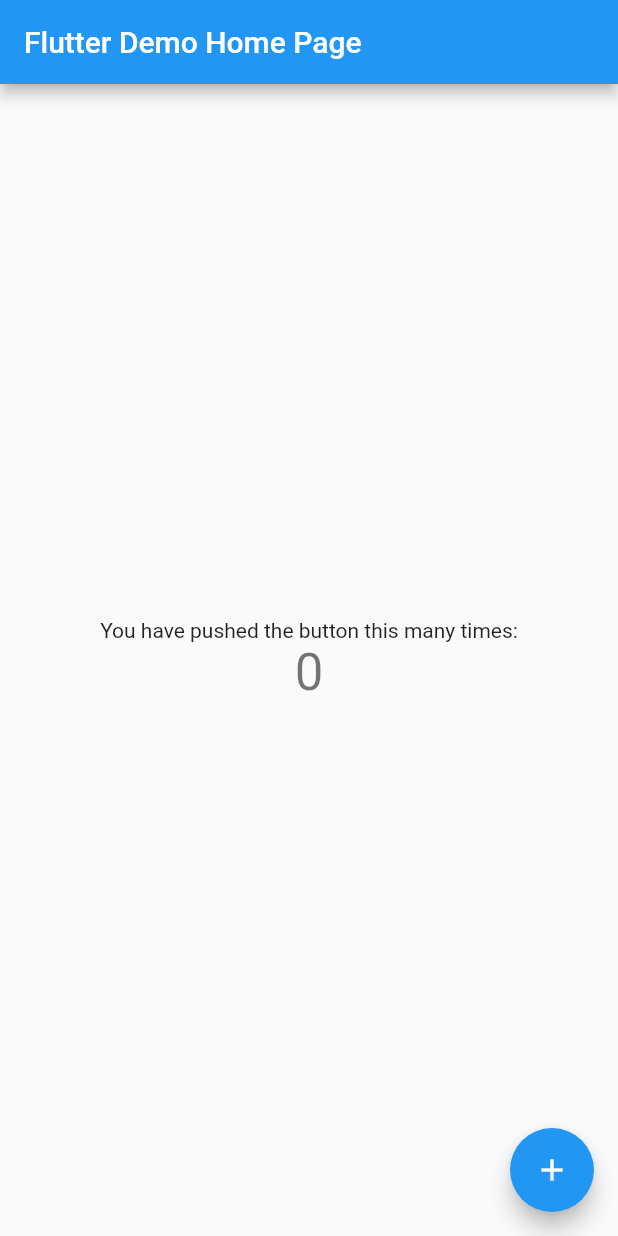
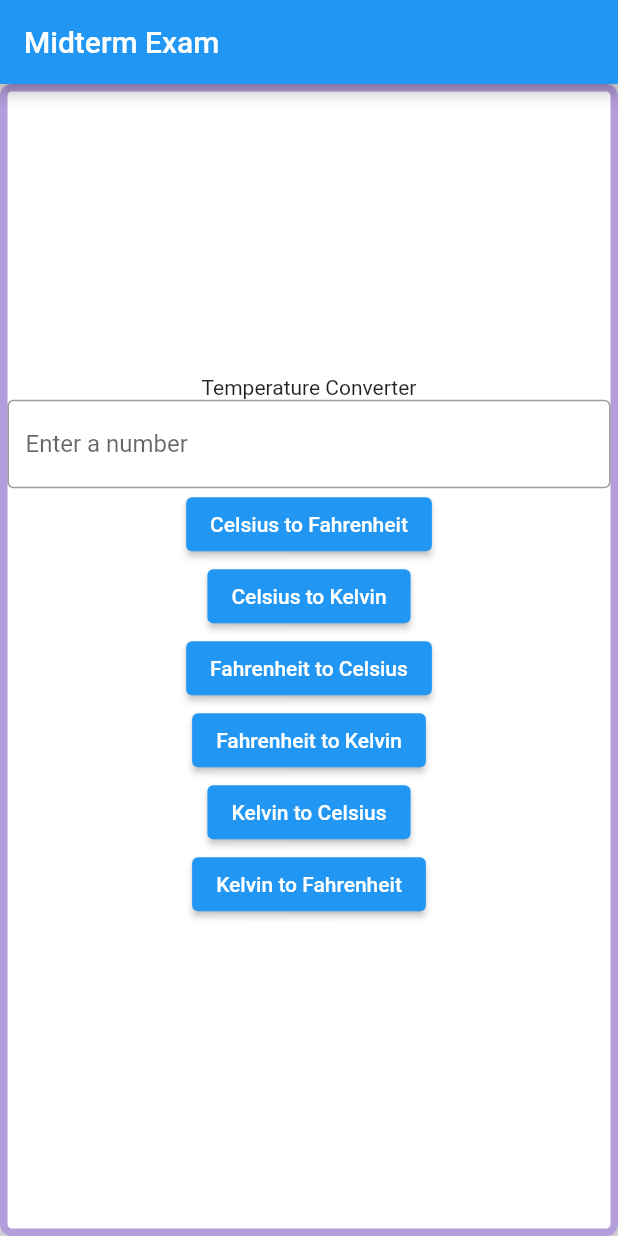
Before and after one commit to ppriim/midterm_630710670, a Flutter app: the screen it shows after launch, on a phone screen of 412 x 824 dp. Run offline on Flutter 3.47's test engine with Material 2 defaults, Android fonts, the phone set to English and light mode, and no system bars.

Commit message:
update_1

```diff
--- a/lib/main.dart
+++ b/lib/main.dart
@@ -1,4 +1,6 @@
 import 'package:flutter/material.dart';
+import 'package:midterm_630710670/page/temp_page.dart';
+import 'package:midterm_630710670/temp.dart';
 
 void main() {
   runApp(const MyApp());
@@ -7,109 +9,14 @@ void main() {
 class MyApp extends StatelessWidget {
   const MyApp({Key? key}) : super(key: key);
 
-  // This widget is the root of your application.
   @override
   Widget build(BuildContext context) {
+    var gp = TempPage();
+
     return MaterialApp(
       title: 'Flutter Demo',
-      theme: ThemeData(
-        // This is the theme of your application.
-        //
-        // Try running your application with "flutter run". You'll see the
-        // application has a blue toolbar. Then, without quitting the app, try
-        // changing the primarySwatch below to Colors.green and then invoke
-        // "hot reload" (press "r" in the console where you ran "flutter run",
-        // or simply save your changes to "hot reload" in a Flutter IDE).
-        // Notice that the counter didn't reset back to zero; the application
-        // is not restarted.
-        primarySwatch: Colors.blue,
-      ),
-      home: const MyHomePage(title: 'Flutter Demo Home Page'),
+      theme: ThemeData(primarySwatch: Colors.blue,),
+      home: gp, // home: Gamepage(); ได้เหมือนกัน
     );
   }
 }
-
-class MyHomePage extends StatefulWidget {
-  const MyHomePage({Key? key, required this.title}) : super(key: key);
-
-  // This widget is the home page of your application. It is stateful, meaning
-  // that it has a State object (defined below) that contains fields that affect
-  // how it looks.
-
-  // This class is the configuration for the state. It holds the values (in this
-  // case the title) provided by the parent (in this case the App widget) and
-  // used by the build method of the State. Fields in a Widget subclass are
-  // always marked "final".
-
-  final String title;
-
-  @override
-  State<MyHomePage> createState() => _MyHomePageState();
-}
-
-class _MyHomePageState extends State<MyHomePage> {
-  int _counter = 0;
-
-  void _incrementCounter() {
-    setState(() {
-      // This call to setState tells the Flutter framework that something has
-      // changed in this State, which causes it to rerun the build method below
-      // so that the display can reflect the updated values. If we changed
-      // _counter without calling setState(), then the build method would not be
-      // called again, and so nothing would appear to happen.
-      _counter++;
-    });
-  }
-
-  @override
-  Widget build(BuildContext context) {
-    // This method is rerun every time setState is called, for instance as done
-    // by the _incrementCounter method above.
-    //
-    // The Flutter framework has been optimized to make rerunning build methods
-    // fast, so that you can just rebuild anything that needs updating rather
-    // than having to individually change instances of widgets.
-    return Scaffold(
-      appBar: AppBar(
-        // Here we take the value from the MyHomePage object that was created by
-        // the App.build method, and use it to set our appbar title.
-        title: Text(widget.title),
-      ),
-      body: Center(
-        // Center is a layout widget. It takes a single child and positions it
-        // in the middle of the parent.
-        child: Column(
-          // Column is also a layout widget. It takes a list of children and
-          // arranges them vertically. By default, it sizes itself to fit its
-          // children horizontally, and tries to be as tall as its parent.
-          //
-          // Invoke "debug painting" (press "p" in the console, choose the
-          // "Toggle Debug Paint" action from the Flutter Inspector in Android
-          // Studio, or the "Toggle Debug Paint" command in Visual Studio Code)
-          // to see the wireframe for each widget.
-          //
-          // Column has various properties to control how it sizes itself and
-          // how it positions its children. Here we use mainAxisAlignment to
-          // center the children vertically; the main axis here is the vertical
-          // axis because Columns are vertical (the cross axis would be
-          // horizontal).
-          mainAxisAlignment: MainAxisAlignment.center,
-          children: <Widget>[
-            const Text(
-              'You have pushed the button this many times:',
-            ),
-            Text(
-              '$_counter',
-              style: Theme.of(context).textTheme.headline4,
-            ),
-          ],
-        ),
-      ),
-      floatingActionButton: FloatingActionButton(
-        onPressed: _incrementCounter,
-        tooltip: 'Increment',
-        child: const Icon(Icons.add),
-      ), // This trailing comma makes auto-formatting nicer for build methods.
-    );
-  }
-}
--- /dev/null
+++ b/lib/page/temp_page.dart
@@ -0,0 +1,183 @@
+import 'package:flutter/material.dart';
+import '../temp.dart';
+
+class TempPage extends StatefulWidget {
+  @override
+  State<TempPage> createState() => _TempPageState();
+}
+
+class _TempPageState extends State<TempPage> {
+  final _controller = TextEditingController();
+  final _temp = temp();
+  var check = 0;
+
+  // state variable
+  var _feedbackText = '';
+
+  void handleClickGuess() {
+    print('Button clicked!');
+    print(_controller.text);
+    var guess = double.tryParse(_controller.text);
+    if (guess == null) {
+      // แจ้ง error
+      print('Input error');
+      setState(() {
+        _feedbackText = 'Input ERROR!';
+      });
+    } else if(check == 1){
+      var result = _temp.doGuess(guess, check);
+      print(result);
+      setState(() {
+        _feedbackText = 'Celsius to Fahrenheit $result';
+      });
+    }else if(check == 2){
+      var result = _temp.doGuess(guess, check);
+      print(result);
+      setState(() {
+        _feedbackText = 'Celsius to Kelvin $result';
+      });
+    }else if(check == 3){
+      var result = _temp.doGuess(guess, check);
+      print(result);
+      setState(() {
+        _feedbackText = 'Fahrenheit to Celsius $result';
+      });
+    }else if(check == 4){
+      var result = _temp.doGuess(guess, check);
+      print(result);
+      setState(() {
+        _feedbackText = 'Fahrenheit to Kelvin $result';
+      });
+    }else if(check == 5){
+      var result = _temp.doGuess(guess, check);
+      print(result);
+      setState(() {
+        _feedbackText = 'Fahrenheit to Kelvin $result';
+      });
+    }else if(check == 6){
+      var result = _temp.doGuess(guess, check);
+      print(result);
+      setState(() {
+        _feedbackText = 'Kelvin to Fahrenheit $result';
+      });
+    }
+  }
+
+  @override
+  Widget build(BuildContext context) {
+    return Scaffold(
+      appBar: AppBar(
+        title: const Text('Midterm Exam'),
+      ),
+      body: Container(
+        decoration: BoxDecoration(
+          color: Colors.white, //สีพื้นหลังของ Container
+          border: Border.all(
+            width: 5.0,
+            color: Colors.deepPurple.shade200,
+          ),
+          borderRadius: BorderRadius.circular(8.0),
+          boxShadow: [
+            BoxShadow(
+              color: Colors.grey.withOpacity(0.5),
+              spreadRadius: 5,
+              blurRadius: 7,
+              offset: const Offset(0, 3),
+            ),
+          ],
+        ),
+        child: Column(
+          mainAxisAlignment: MainAxisAlignment.center,
+          children: [
+            const Text('Temperature Converter'),
+            TextField(
+              controller: _controller,
+              decoration: const InputDecoration(
+                border: OutlineInputBorder(),
+                hintText: 'Enter a number',
+              ),
+            ),
+            ElevatedButton(
+              onPressed: handleClickGuess,
+              child: const Text('Celsius to Fahrenheit'),
+              autofocus: check == 1,
+            ),
+            ElevatedButton(
+              onPressed: handleClickGuess,
+              child: const Text('Celsius to Kelvin'),
+              autofocus: check == 2,
+            ),
+            ElevatedButton(
+              onPressed: handleClickGuess,
+              child: const Text('Fahrenheit to Celsius'),
+              autofocus: check == 3,
+            ),
+            ElevatedButton(
+              onPressed: handleClickGuess,
+              child: const Text('Fahrenheit to Kelvin'),
+              autofocus: check == 4,
+            ),
+            ElevatedButton(
+              onPressed: handleClickGuess,
+              child: const Text('Kelvin to Celsius'),
+              autofocus: check == 5,
+            ),
+            ElevatedButton(
+              onPressed: handleClickGuess,
+              child: const Text('Kelvin to Fahrenheit'),
+              autofocus: check == 6,
+            ),
+            Text(_feedbackText),
+          ],
+        ),
+      ),
+    );
+  }
+}
+/*
+        child: Column(
+          mainAxisAlignment: MainAxisAlignment.center,
+          children: [
+            const Text('Temperature Converter'),
+            TextField(
+              controller: _controller,
+              decoration: const InputDecoration(
+                border: OutlineInputBorder(),
+                hintText: 'Enter a number',
+              ),
+            ),
+            // Callback function
+            ElevatedButton(
+              onPressed: handleClickGuess,
+              child: const Text('Celsius to Fahrenheit'),
+              autofocus: check == 1,
+            ),
+            ElevatedButton(
+              onPressed: handleClickGuess,
+              child: const Text('Celsius to Kelvin'),
+              autofocus: check == 2,
+            ),
+            ElevatedButton(
+              onPressed: handleClickGuess,
+              child: const Text('Fahrenheit to Celsius'),
+              autofocus: check == 3,
+            ),
+            ElevatedButton(
+              onPressed: handleClickGuess,
+              child: const Text('Fahrenheit to Kelvin'),
+              autofocus: check == 4,
+            ),
+            ElevatedButton(
+              onPressed: handleClickGuess,
+              child: const Text('Kelvin to Celsius'),
+              autofocus: check == 5,
+            ),
+            ElevatedButton(
+              onPressed: handleClickGuess,
+              child: const Text('Kelvin to Fahrenheit'),
+              autofocus: check == 6,
+            ),
+            Text(_feedbackText),
+          ],
+        ),
+ */
```
Also changed, not shown: lib/temp.dart (added, +43 -0 lines).
